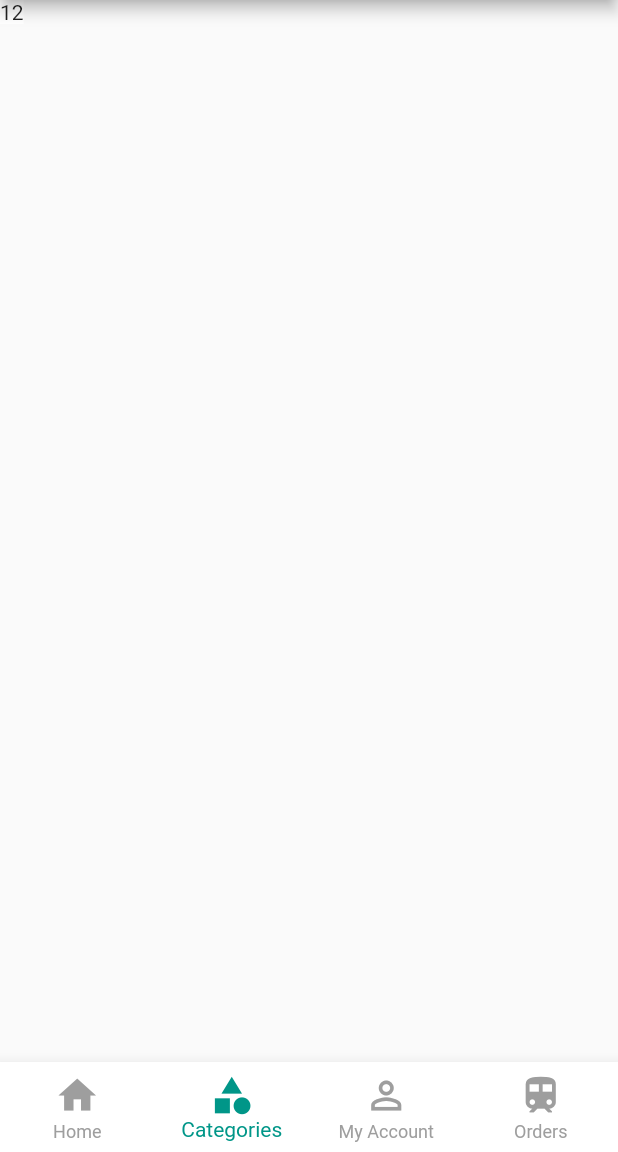
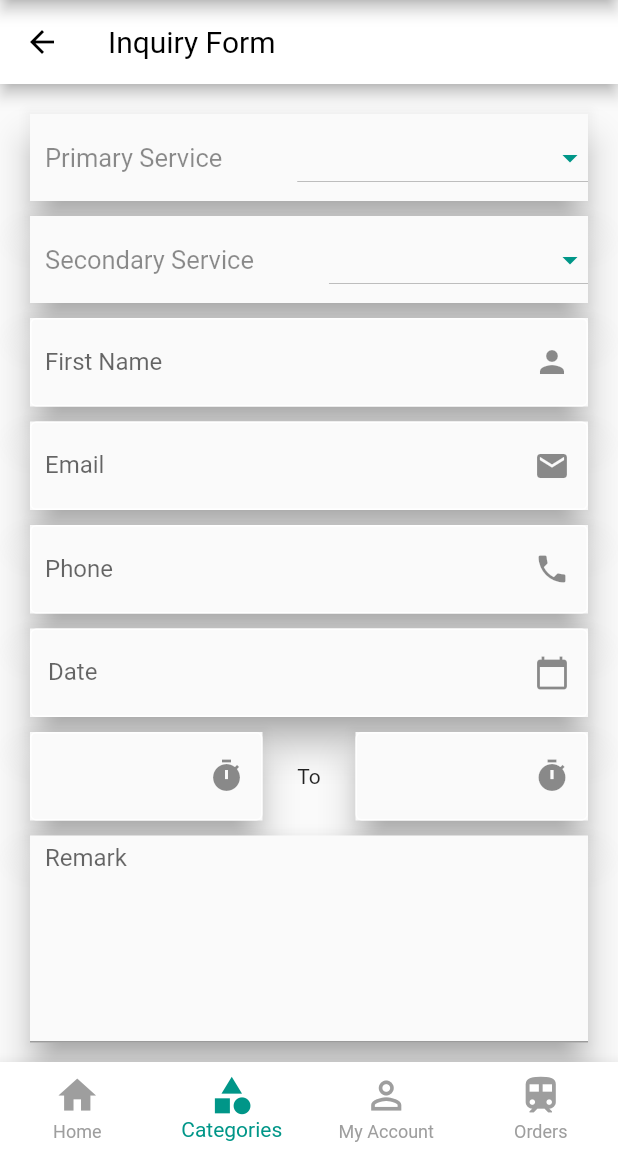
Before and after one commit to manjushareddy143/jam, a Flutter app: the HomePage screen opened directly, item 2 of the bottom bar chosen, on a phone screen of 412 x 824 dp, the part 84-1236 px from its top. Run offline on Flutter 3.47's test engine with Material 2 defaults, Android fonts, the phone set to English and light mode, and no system bars; drawn by our look-alikes of datetime_picker_formfield; our stand-ins replace firebase_auth, flutter_icons, flutter_spinkit, flutter_swiper, hexcolor, shared_preferences and 1 more; missing offline and left inert: pin_entry_text_field; accounts and stored records are empty.

Commit message:
InquiryPageDone

```diff
--- /dev/null
+++ b/lib/screens/InquiryForm.dart
@@ -0,0 +1,349 @@
+import 'package:flutter/material.dart';
+import 'package:intl/intl.dart';
+import 'package:datetime_picker_formfield/datetime_picker_formfield.dart';
+import 'package:jam/screens/home_screen.dart';
+class InquiryScreen extends StatelessWidget {
+
+  @override
+  Widget build(BuildContext context) {
+    // TODO: implement build
+    return Scaffold(
+      body: InquiryPage(),
+    );
+  }
+}
+class InquiryPage extends StatefulWidget {
+
+
+
+
+  @override
+  _InquiryPageState createState() => _InquiryPageState();
+}
+class _InquiryPageState extends State<InquiryPage> {
+  TextEditingController dateCtl = TextEditingController();
+  final txtName = TextEditingController();
+  final txtContact = TextEditingController();
+  final txtEmail = TextEditingController();
+
+
+
+  DateTime _currentDt = new DateTime.now();
+
+
+
+  bool isAC = false;
+  String dropdownvalue;
+  List<DropdownMenuItem<String>> _dropDownTypes;
+  Map<String, dynamic> _lstType = {"N":"","A":"AC installation ","B": "Painting & Decor","C":"Electrical Works"};
+
+
+
+
+
+
+
+
+  bool isAC1 = false;
+  String dropdownvalue1;
+  List<DropdownMenuItem<String>> _dropDownTypes1;
+  Map<String, dynamic> _lstType1 = {"N":"","A":"AC installation ","B": "Painting & Decor","C":"Electrical Works"};
+
+  @override
+  void initState() {
+    super.initState();
+    _dropDownTypes = buildAndGetDropDownMenuItems(_lstType);
+    dropdownvalue = _dropDownTypes[0].value;
+    _dropDownTypes1 = buildAndGetDropDownMenuItems1(_lstType1);
+    dropdownvalue1 = _dropDownTypes1[0].value;
+  }
+  String validateEmail(String value) {
+    Pattern pattern =
+        r'^(([^<>()[\]\\.,;:\s@\"]+(\.[^<>()[\]\\.,;:\s@\"]+)*)|(\".+\"))@((\[[0-9]{1,3}\.[0-9]{1,3}\.[0-9]{1,3}\.[0-9]{1,3}\])|(([a-zA-Z\-0-9]+\.)+[a-zA-Z]{2,}))$';
+    RegExp regex = new RegExp(pattern);
+    if (!regex.hasMatch(value))
+      return 'Enter Valid Email';
+    else
+      return null;
+  }
+
+  @override
+  Widget build(BuildContext context) {
+    // TODO: implement build
+    return Scaffold(
+      appBar: new AppBar(leading: BackButton(color:Colors.black),title: Text("Inquiry Form", style: TextStyle(color: Colors.black, fontWeight: FontWeight.w400),), backgroundColor: Colors.white,
+
+        ),
+      body: SingleChildScrollView(
+        child: new Form(
+
+          child: inquiryScreenUI(),
+        ),
+      ),
+    );
+  }
+  Widget inquiryScreenUI() {
+    return Container(margin: EdgeInsets.all(20),
+    child:
+    Column(
+        mainAxisAlignment: MainAxisAlignment.spaceAround,
+    children: <Widget>[
+      setDropDown(),
+      SizedBox(height: 10,),
+      setDropDown1(),
+      SizedBox(height: 10,),
+      Material(elevation: 10.0,shadowColor: Colors.grey,
+        child: TextFormField(
+
+          decoration: InputDecoration( suffixIcon: Icon(Icons.person),
+            contentPadding: EdgeInsets.fromLTRB(10, 20, 0, 20),
+            enabledBorder: OutlineInputBorder(borderSide: BorderSide(color: Colors.white, width: 1,  ), ),
+            labelText: 'First Name',),
+          controller: txtName,//..text = 'KAR-MT30',
+          validator: (value){
+            if (value.isEmpty) {
+              return 'Please enter name!!';
+            }
+            return null;
+          },
+        ),
+      ),
+
+      SizedBox(height: 10,),
+      Material(elevation: 10.0,shadowColor: Colors.grey,
+        child: TextFormField(
+          decoration: InputDecoration( suffixIcon: Icon(Icons.email),
+            contentPadding: EdgeInsets.fromLTRB(10, 20, 0, 20),
+            enabledBorder: OutlineInputBorder(borderSide: BorderSide(color: Colors.white, width: 1,  ), ),
+            labelText: 'Email',),
+          controller: txtEmail,//..text = 'KAR-MT30',
+          keyboardType: TextInputType.emailAddress,
+          validator: (value){
+            if (value.isEmpty) {
+              return 'Please enter username!!';
+            }
+            return validateEmail(value);
+          },
+          onSaved: (String val) {
+//            _account = val;
+          },
+        ),
+      ),
+      SizedBox(height: 10,),
+      Material(elevation: 10.0,shadowColor: Colors.grey,
+        child: TextFormField(
+
+          decoration: InputDecoration( suffixIcon: Icon(Icons.phone),
+            contentPadding: EdgeInsets.fromLTRB(10, 20, 0, 20),
+            enabledBorder: OutlineInputBorder(borderSide: BorderSide(color: Colors.white, width: 1,  ), ),
+            labelText: 'Phone',),
+          controller: txtContact,//..text = 'KAR-MT30',
+          keyboardType: TextInputType.phone,
+          validator: (value){
+            if (value.isEmpty) {
+              return 'Please enter contact number!!';
+            }
+            return null;
+          },
+        ),
+      ),
+
+
+      SizedBox(height: 10,),
+      setDate(),
+      SizedBox(height: 10,),
+      setTime(),
+      SizedBox(height: 10,),
+
+      Material(elevation: 10.0,shadowColor: Colors.grey,
+        child: TextField(
+            maxLines: 7,
+          decoration: InputDecoration(
+
+            hintText: 'Remark', contentPadding: EdgeInsets.only(left:10,top: 5) ),
+      ),),
+      SizedBox(height: 30,),
+
+      RaisedButton(
+
+        color: Colors.teal,
+        textColor: Colors.white,
+        padding: EdgeInsets.fromLTRB(160,15,160,15),
+//          color: MyColors.turquoise,
+        onPressed: () {
+          Navigator.pushReplacement(context, new MaterialPageRoute(
+            builder: (BuildContext context) => HomeScreen(),
+//                        fullscreenDialog: false,
+          ));
+
+        },
+        child: const Text('Submit', style: TextStyle(fontSize: 15,color: Colors.white)),
+      ),]
+    ),
+    );
+  }
+  Widget setDropDown() {
+    return Material(elevation: 10.0,shadowColor: Colors.grey,
+      child: Container(
+        padding: const EdgeInsets.fromLTRB(10,5,0,5),
+        child: Row(
+          children:[
+            Text("Primary Service" , style: TextStyle(fontSize: 17 , color: Colors.black45)),
+            SizedBox(width: 50,),
+            Expanded(child: DropdownButton(
+                isExpanded: true,
+                value: dropdownvalue,
+                icon: Icon(Icons.arrow_drop_down, color: Colors.teal,),
+                items: _dropDownTypes,
+                onChanged: changedDropDownItem),
+            ),
+
+          ],
+        ),
+      ),
+    );
+  }
+  List<DropdownMenuItem<String>> buildAndGetDropDownMenuItems(Map<String, dynamic> reportForlist) {
+    List<DropdownMenuItem<String>> items = List();
+    reportForlist.forEach((key, val) {
+      items.add(DropdownMenuItem(value: key, child: Text(val)));
+    });
+    return items;
+  }
+
+  void changedDropDownItem(String selectedItem) {
+    setState(() {
+      dropdownvalue = selectedItem;
+      print(dropdownvalue);
+      if(selectedItem == "") {
+        isAC = true;
+      } else {
+        isAC = false;
+      }
+    });
+  }
+
+
+
+
+
+
+
+
+  Widget setDropDown1() {
+    return Material(elevation: 10.0,shadowColor: Colors.grey,
+      child: Container(
+        padding: const EdgeInsets.fromLTRB(10,5,0,5),
+        child: Row(
+          children:[
+            Text("Secondary Service" , style: TextStyle(fontSize: 17 , color: Colors.black45)),
+            SizedBox(width: 50,),
+            Expanded(child: DropdownButton(
+                isExpanded: true,
+                value: dropdownvalue1,
+                icon: Icon(Icons.arrow_drop_down, color: Colors.teal,),
+                items: _dropDownTypes1,
+                onChanged: changedDropDownItem1),
+            ),
+
+          ],
+        ),
+      ),
+    );
+  }
+  List<DropdownMenuItem<String>> buildAndGetDropDownMenuItems1(Map<String, dynamic> reportForlist) {
+    List<DropdownMenuItem<String>> items = List();
+    reportForlist.forEach((key, val) {
+      items.add(DropdownMenuItem(value: key, child: Text(val)));
+    });
+    return items;
+  }
+
+  void changedDropDownItem1(String selectedItem) {
+    setState(() {
+      dropdownvalue1 = selectedItem;
+      print(dropdownvalue1);
+      if(selectedItem == "") {
+        isAC1 = true;
+      } else {
+        isAC1 = false;
+      }
+    });
+  }
+
+
+
+final format = DateFormat("yyyy-MM-dd");
+final formatt= DateFormat("HH:mm");
+
+  Widget setDate(){
+    return Material(elevation: 10.0,shadowColor: Colors.grey,
+        child: Container(
+
+        padding: const EdgeInsets.fromLTRB(0,0,0,0),
+          child: DateTimeField(
+            format: format,
+
+            decoration: InputDecoration( suffixIcon: Icon(Icons.calendar_today),
+              enabledBorder: OutlineInputBorder(borderSide: BorderSide(color: Colors.white, width: 1,  ), ),
+              labelText: 'Date',),
+                 onShowPicker: (context, currentValue) {
+                 return showDatePicker(
+                  context: context,
+                 firstDate: DateTime.now(),
+              initialDate: currentValue ?? DateTime.now(),
+               lastDate: DateTime(2021));}
+
+
+          ),
+    ),);
+  }
+  Widget setTime(){
+    return Container(padding: const EdgeInsets.fromLTRB(0,0,0,0),
+      child: Row(
+        mainAxisAlignment: MainAxisAlignment.spaceBetween,
+
+        children: <Widget>[
+          Flexible(
+            flex: 5,
+            child: Material(elevation: 10.0,shadowColor: Colors.grey,
+              child: DateTimeField(
+                  format: formatt,
+
+                  decoration: InputDecoration( suffixIcon: Icon(Icons.timer),
+                    enabledBorder: OutlineInputBorder(borderSide: BorderSide(color: Colors.white, width: 1,  ), ),
+                    ),
+                onShowPicker: (context, currentValue) async {
+                  final time = await showTimePicker(
+                    context: context,
+                    initialTime: TimeOfDay.fromDateTime(currentValue ?? DateTime.now()),
+                  );
+                  return DateTimeField.convert(time);
+                },
+              ),
+            ),
+          ),
+          Flexible(flex: 2,child: Text("To")),
+          Flexible(flex: 5,
+            child: Material(elevation: 10.0,shadowColor: Colors.grey,
+              child: DateTimeField(
+                format: formatt,
+
+                decoration: InputDecoration( suffixIcon: Icon(Icons.timer),
+                  enabledBorder: OutlineInputBorder(borderSide: BorderSide(color: Colors.white, width: 1,  ), ),
+                ),
+                onShowPicker: (context, currentValue) async {
+                  final time = await showTimePicker(
+                    context: context,
+                    initialTime: TimeOfDay.fromDateTime(currentValue ?? DateTime.now()),
+                  );
+                  return DateTimeField.convert(time);
+                },
+              ),
+            ),
+          ),
+       ]),
+    );
+
+  }
+}
--- a/lib/screens/home_screen.dart
+++ b/lib/screens/home_screen.dart
@@ -3,6 +3,7 @@ import 'package:flutter/material.dart';
 import 'package:jam/api/detailStart.dart';
 import 'package:jam/login/login.dart';
 import 'package:jam/placeholder_widget.dart';
+import 'package:jam/screens/InquiryForm.dart';
 import 'package:jam/screens/home_ui_design.dart';
 import 'package:jam/screens/myOrders.dart';
 import 'package:jam/screens/myProfile.dart';
@@ -136,7 +137,7 @@ class _HomePageState extends State<HomePage> {
   final List<Widget> _children = [
 //    HomeDesign(),
     HomeUIDesign(),
-    PlaceholderWidget(Colors.white),
+    InquiryScreen(),
     Profile(),
     Orders()
   ];
--- a/lib/screens/splash_screen.dart
+++ b/lib/screens/splash_screen.dart
@@ -62,7 +62,7 @@ class SplashScreenState extends State<SplashScreen> {
         Navigator.pushReplacement(
             context,
             MaterialPageRoute(
-              builder: (context) => UserLogin(),
+              builder: (context) =>UserLogin(),
             ));
       } else if (val == "1") {
         Navigator.pushReplacement(
--- a/pubspec.yaml
+++ b/pubspec.yaml
@@ -46,6 +46,7 @@ dependencies:
   # The following adds the Cupertino Icons font to your application.
   # Use with the CupertinoIcons class for iOS style icons.
   cupertino_icons: ^0.1.2
+  datetime_picker_formfield: ^1.0.0
 
 
 
```
Also changed, not shown: pubspec.lock, 1 other file.
